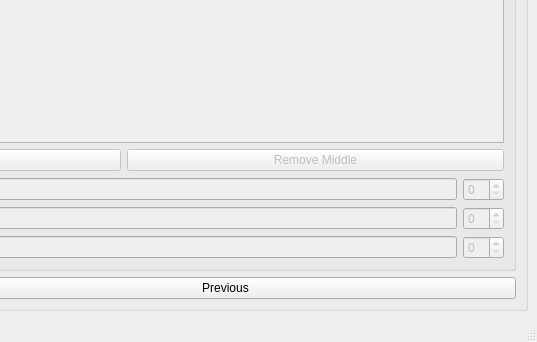
Before: the Qt Designer form middles_main.ui in beaudrychase/middles_editor, drawn with Qt 5; both pictures show x 673 to 1210 and y 622 to 964 of the 1210 by 964 pixel window.
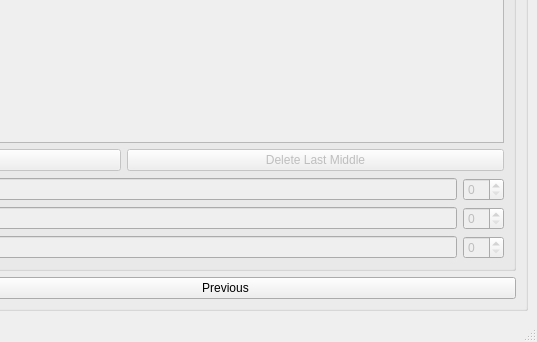
After: the same form once the commit is applied.

Commit message: Implementing selecting different middles is difficult

```diff
--- a/middles_main.ui
+++ b/middles_main.ui
@@ -326,7 +326,7 @@
                <string notr="true"/>
               </property>
               <property name="text">
-               <string>Remove Middle</string>
+               <string>Delete Last Middle</string>
               </property>
               <property name="iconSize">
                <size>
```
The commit also changes 9 other files.
